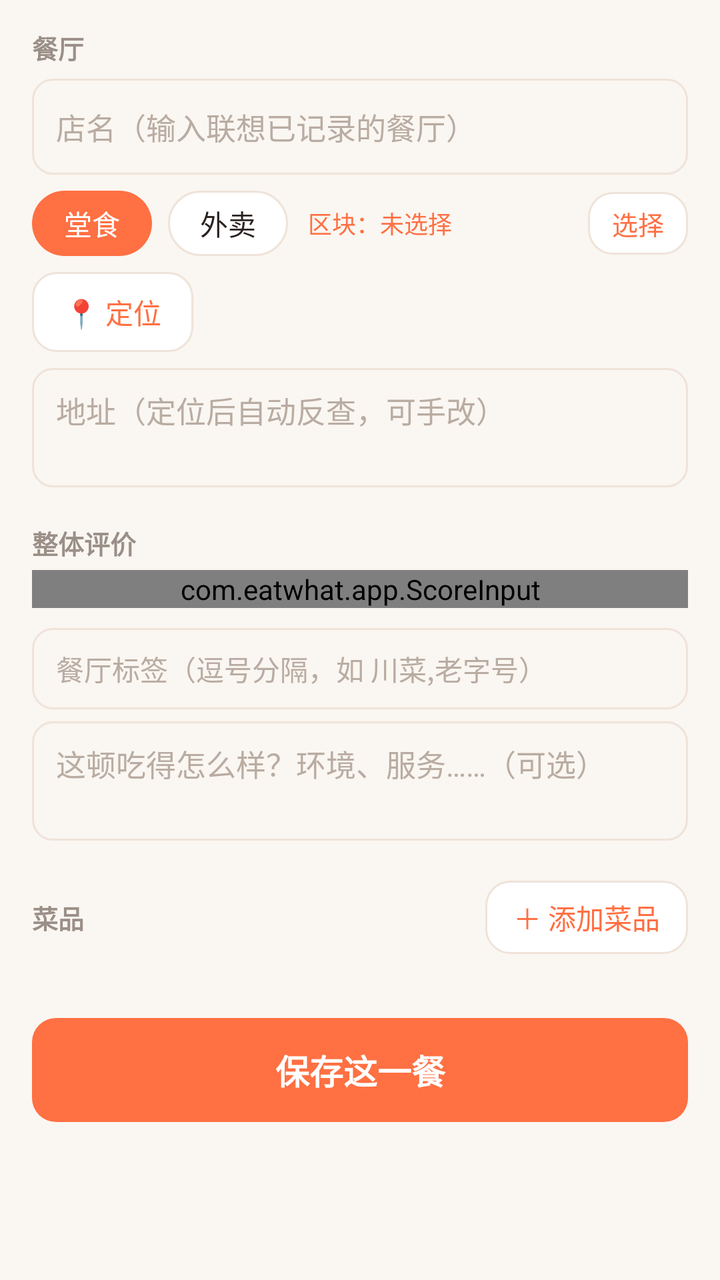
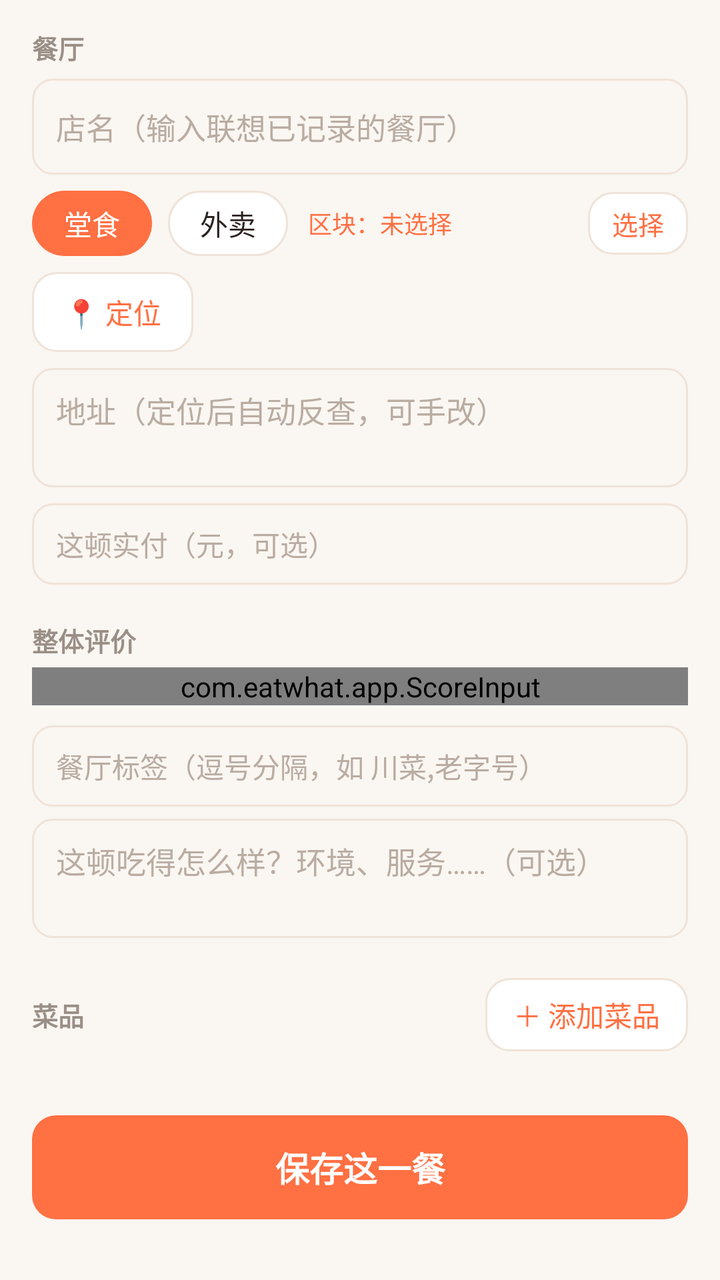

Compare the two renders of this Android layout. The source of the first and the diff that turns it into the second are given below.
<!-- AndroidManifest.xml: application theme AppTheme -->
<!-- res/layout/tab_record.xml -->
<?xml version="1.0" encoding="utf-8"?>
<ScrollView xmlns:android="http://schemas.android.com/apk/res/android"
    android:layout_width="match_parent"
    android:layout_height="match_parent"
    android:fillViewport="true"
    android:scrollbars="none">

    <LinearLayout
        android:layout_width="match_parent"
        android:layout_height="wrap_content"
        android:orientation="vertical"
        android:paddingStart="16dp"
        android:paddingEnd="16dp"
        android:paddingTop="14dp"
        android:paddingBottom="16dp">

        <TextView
            android:layout_width="wrap_content"
            android:layout_height="wrap_content"
            android:text="餐厅"
            android:textColor="@color/text_sub"
            android:textSize="13sp"
            android:textStyle="bold" />

        <AutoCompleteTextView
            android:id="@+id/act_restaurant"
            android:layout_width="match_parent"
            android:layout_height="48dp"
            android:layout_marginTop="6dp"
            android:background="@drawable/bg_input"
            android:hint="店名（输入联想已记录的餐厅）"
            android:imeOptions="actionNext"
            android:inputType="text"
            android:maxLines="1"
            android:paddingStart="12dp"
            android:paddingEnd="12dp"
            android:textColor="@color/text_main"
            android:textColorHint="@color/hint"
            android:textSize="15sp" />

        <LinearLayout
            android:layout_width="match_parent"
            android:layout_height="wrap_content"
            android:layout_marginTop="8dp"
            android:gravity="center_vertical"
            android:orientation="horizontal">

            <TextView
                android:id="@+id/chip_mode_in"
                android:layout_width="wrap_content"
                android:layout_height="wrap_content"
                android:background="@drawable/chip_on"
                android:paddingStart="16dp"
                android:paddingEnd="16dp"
                android:paddingTop="6dp"
                android:paddingBottom="6dp"
                android:text="堂食"
                android:textColor="#FFFFFF"
                android:textSize="14sp" />

            <TextView
                android:id="@+id/chip_mode_out"
                android:layout_width="wrap_content"
                android:layout_height="wrap_content"
                android:layout_marginStart="8dp"
                android:background="@drawable/chip_off"
                android:paddingStart="16dp"
                android:paddingEnd="16dp"
                android:paddingTop="6dp"
                android:paddingBottom="6dp"
                android:text="外卖"
                android:textColor="@color/text_main"
                android:textSize="14sp" />

            <TextView
                android:id="@+id/tv_area"
                android:layout_width="0dp"
                android:layout_height="wrap_content"
                android:layout_marginStart="10dp"
                android:layout_weight="1"
                android:ellipsize="end"
                android:maxLines="2"
                android:text="区块：未选择"
                android:textColor="@color/primary"
                android:textSize="12sp" />

            <TextView
                android:id="@+id/btn_area"
                android:layout_width="wrap_content"
                android:layout_height="wrap_content"
                android:layout_marginStart="6dp"
                android:background="@drawable/btn_ghost"
                android:paddingStart="12dp"
                android:paddingEnd="12dp"
                android:paddingTop="6dp"
                android:paddingBottom="6dp"
                android:text="选择"
                android:textColor="@color/primary"
                android:textSize="13sp" />
        </LinearLayout>

        <LinearLayout
            android:layout_width="match_parent"
            android:layout_height="wrap_content"
            android:layout_marginTop="8dp"
            android:gravity="center_vertical"
            android:orientation="horizontal">

            <TextView
                android:id="@+id/btn_locate"
                android:layout_width="wrap_content"
                android:layout_height="40dp"
                android:background="@drawable/btn_ghost"
                android:gravity="center"
                android:paddingStart="16dp"
                android:paddingEnd="16dp"
                android:text="📍 定位"
                android:textColor="@color/primary"
                android:textSize="14sp" />

            <TextView
                android:id="@+id/tv_coords"
                android:layout_width="0dp"
                android:layout_height="wrap_content"
                android:layout_marginStart="12dp"
                android:layout_weight="1"
                android:textColor="@color/text_sub"
                android:textSize="13sp" />
        </LinearLayout>

        <EditText
            android:id="@+id/et_address"
            android:layout_width="match_parent"
            android:layout_height="wrap_content"
            android:layout_marginTop="8dp"
            android:background="@drawable/bg_input"
            android:gravity="top"
            android:hint="地址（定位后自动反查，可手改）"
            android:inputType="textMultiLine"
            android:minLines="2"
            android:paddingStart="12dp"
            android:paddingEnd="12dp"
            android:paddingTop="10dp"
            android:paddingBottom="10dp"
            android:textColor="@color/text_main"
            android:textColorHint="@color/hint"
            android:textSize="15sp" />

        <TextView
            android:layout_width="wrap_content"
            android:layout_height="wrap_content"
            android:layout_marginTop="18dp"
            android:text="整体评价"
            android:textColor="@color/text_sub"
            android:textSize="13sp"
            android:textStyle="bold" />

        <com.eatwhat.app.ScoreInput
            android:id="@+id/score_overall"
            android:layout_width="match_parent"
            android:layout_height="wrap_content"
            android:layout_marginTop="4dp" />

        <EditText
            android:id="@+id/et_rtags"
            android:layout_width="match_parent"
            android:layout_height="wrap_content"
            android:layout_marginTop="10dp"
            android:background="@drawable/bg_input"
            android:hint="餐厅标签（逗号分隔，如 川菜,老字号）"
            android:inputType="text"
            android:maxLines="1"
            android:paddingStart="12dp"
            android:paddingEnd="12dp"
            android:paddingTop="10dp"
            android:paddingBottom="10dp"
            android:textColor="@color/text_main"
            android:textColorHint="@color/hint"
            android:textSize="14sp" />

        <EditText
            android:id="@+id/et_overall"
            android:layout_width="match_parent"
            android:layout_height="wrap_content"
            android:layout_marginTop="6dp"
            android:background="@drawable/bg_input"
            android:gravity="top"
            android:hint="这顿吃得怎么样？环境、服务……（可选）"
            android:inputType="textMultiLine"
            android:minLines="2"
            android:paddingStart="12dp"
            android:paddingEnd="12dp"
            android:paddingTop="10dp"
            android:paddingBottom="10dp"
            android:textColor="@color/text_main"
            android:textColorHint="@color/hint"
            android:textSize="15sp" />

        <LinearLayout
            android:layout_width="match_parent"
            android:layout_height="wrap_content"
            android:layout_marginTop="20dp"
            android:gravity="center_vertical"
            android:orientation="horizontal">

            <TextView
                android:layout_width="0dp"
                android:layout_height="wrap_content"
                android:layout_weight="1"
                android:text="菜品"
                android:textColor="@color/text_sub"
                android:textSize="13sp"
                android:textStyle="bold" />

            <TextView
                android:id="@+id/btn_add_dish"
                android:layout_width="wrap_content"
                android:layout_height="wrap_content"
                android:background="@drawable/btn_ghost"
                android:paddingStart="14dp"
                android:paddingEnd="14dp"
                android:paddingTop="8dp"
                android:paddingBottom="8dp"
                android:text="＋ 添加菜品"
                android:textColor="@color/primary"
                android:textSize="14sp" />
        </LinearLayout>

        <LinearLayout
            android:id="@+id/ll_dishes"
            android:layout_width="match_parent"
            android:layout_height="wrap_content"
            android:layout_marginTop="8dp"
            android:orientation="vertical" />

        <TextView
            android:id="@+id/btn_save"
            android:layout_width="match_parent"
            android:layout_height="52dp"
            android:layout_marginTop="24dp"
            android:background="@drawable/btn_accent"
            android:gravity="center"
            android:text="保存这一餐"
            android:textColor="#FFFFFF"
            android:textSize="17sp"
            android:textStyle="bold" />

        <View
            android:layout_width="match_parent"
            android:layout_height="24dp" />
    </LinearLayout>
</ScrollView>
<!-- resources referenced by this layout -->
<resources>
  <color name="hint">#B9ACA2</color>
  <color name="primary">#FF7043</color>
  <color name="text_main">#2B2320</color>
  <color name="text_sub">#9A8F87</color>
  <!-- drawable bg_input (drawable) -->
  <?xml version="1.0" encoding="utf-8"?>
  <shape xmlns:android="http://schemas.android.com/apk/res/android"
      android:shape="rectangle">
      <solid android:color="@color/bg" />
      <corners android:radius="10dp" />
      <stroke android:width="1dp" android:color="@color/stroke" />
  </shape>
  <!-- drawable btn_accent (drawable) -->
  <?xml version="1.0" encoding="utf-8"?>
  <ripple xmlns:android="http://schemas.android.com/apk/res/android"
      android:color="#33FFFFFF">
      <item>
          <shape android:shape="rectangle">
              <solid android:color="@color/primary" />
              <corners android:radius="12dp" />
          </shape>
      </item>
  </ripple>
  <!-- drawable btn_ghost (drawable) -->
  <?xml version="1.0" encoding="utf-8"?>
  <ripple xmlns:android="http://schemas.android.com/apk/res/android"
      android:color="#22000000">
      <item>
          <shape android:shape="rectangle">
              <solid android:color="@color/card" />
              <corners android:radius="12dp" />
              <stroke android:width="1dp" android:color="@color/stroke" />
          </shape>
      </item>
  </ripple>
  <!-- drawable chip_off (drawable) -->
  <?xml version="1.0" encoding="utf-8"?>
  <shape xmlns:android="http://schemas.android.com/apk/res/android"
      android:shape="rectangle">
      <solid android:color="@color/card" />
      <corners android:radius="18dp" />
      <stroke android:width="1dp" android:color="@color/stroke" />
  </shape>
  <!-- drawable chip_on (drawable) -->
  <?xml version="1.0" encoding="utf-8"?>
  <shape xmlns:android="http://schemas.android.com/apk/res/android"
      android:shape="rectangle">
      <solid android:color="@color/primary" />
      <corners android:radius="18dp" />
  </shape>
  <style name="AppTheme" parent="@android:style/Theme.Material.Light.NoActionBar">
          <item name="android:colorPrimary">@color/primary</item>
          <item name="android:colorPrimaryDark">@color/primary_dark</item>
          <item name="android:statusBarColor">@color/primary_dark</item>
          <item name="android:windowBackground">@color/bg</item>
      </style>
  <color name="bg">#FAF6F1</color>
  <color name="stroke">#EFE3D9</color>
  <color name="card">#FFFFFF</color>
  <color name="primary_dark">#E64A19</color>
</resources>

<!-- the commit's change to res/layout/tab_record.xml (unified diff, before → after) -->
@@ -146,6 +146,98 @@
             android:textColorHint="@color/hint"
             android:textSize="15sp" />
 
+        <EditText
+            android:id="@+id/et_oprice"
+            android:layout_width="match_parent"
+            android:layout_height="wrap_content"
+            android:layout_marginTop="8dp"
+            android:background="@drawable/bg_input"
+            android:hint="这顿实付（元，可选）"
+            android:inputType="numberDecimal"
+            android:maxLines="1"
+            android:paddingStart="12dp"
+            android:paddingEnd="12dp"
+            android:paddingTop="10dp"
+            android:paddingBottom="10dp"
+            android:textColor="@color/text_main"
+            android:textColorHint="@color/hint"
+            android:textSize="14sp" />
+
+        <LinearLayout
+            android:id="@+id/ll_odelivery"
+            android:layout_width="match_parent"
+            android:layout_height="wrap_content"
+            android:layout_marginTop="4dp"
+            android:orientation="vertical"
+            android:visibility="gone">
+
+            <LinearLayout
+                android:layout_width="match_parent"
+                android:layout_height="wrap_content"
+                android:orientation="horizontal">
+
+                <EditText
+                    android:id="@+id/et_oorig"
+                    android:layout_width="0dp"
+                    android:layout_height="wrap_content"
+                    android:layout_weight="1"
+                    android:background="@drawable/bg_input"
+                    android:hint="原价"
+                    android:inputType="numberDecimal"
+                    android:maxLines="1"
+                    android:paddingStart="8dp"
+                    android:paddingEnd="8dp"
+                    android:paddingTop="8dp"
+                    android:paddingBottom="8dp"
+                    android:textColor="@color/text_main"
+                    android:textColorHint="@color/hint"
+                    android:textSize="13sp" />
+
+                <EditText
+                    android:id="@+id/et_odiscount"
+                    android:layout_width="0dp"
+                    android:layout_height="wrap_content"
+                    android:layout_marginStart="6dp"
+                    android:layout_weight="1"
+                    android:background="@drawable/bg_input"
+                    android:hint="券(元)"
+                    android:inputType="numberDecimal"
+                    android:maxLines="1"
+                    android:paddingStart="8dp"
+                    android:paddingEnd="8dp"
+                    android:paddingTop="8dp"
+                    android:paddingBottom="8dp"
+                    android:textColor="@color/text_main"
+                    android:textColorHint="@color/hint"
+                    android:textSize="13sp" />
+
+                <EditText
+                    android:id="@+id/et_ocashback"
+                    android:layout_width="0dp"
+                    android:layout_height="wrap_content"
+                    android:layout_marginStart="6dp"
+                    android:layout_weight="1"
+                    android:background="@drawable/bg_input"
+                    android:hint="返现(元)"
+                    android:inputType="numberDecimal"
+                    android:maxLines="1"
+                    android:paddingStart="8dp"
+                    android:paddingEnd="8dp"
+                    android:paddingTop="8dp"
+                    android:paddingBottom="8dp"
+                    android:textColor="@color/text_main"
+                    android:textColorHint="@color/hint"
+                    android:textSize="13sp" />
+            </LinearLayout>
+
+            <TextView
+                android:id="@+id/tv_opayfinal"
+                android:layout_width="wrap_content"
+                android:layout_height="wrap_content"
+                android:paddingTop="2dp"
+                android:textColor="@color/primary"
+                android:textSize="12sp" />
+        </LinearLayout>
         <TextView
             android:layout_width="wrap_content"
             android:layout_height="wrap_content"
